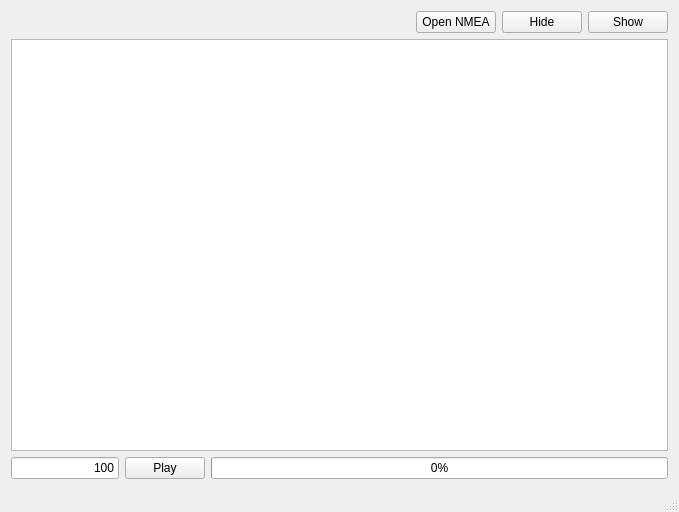
The window that NmeaViewer/mainwindow.ui (CORAL-CMU/Qt) describes before a commit, drawn with Qt 5.
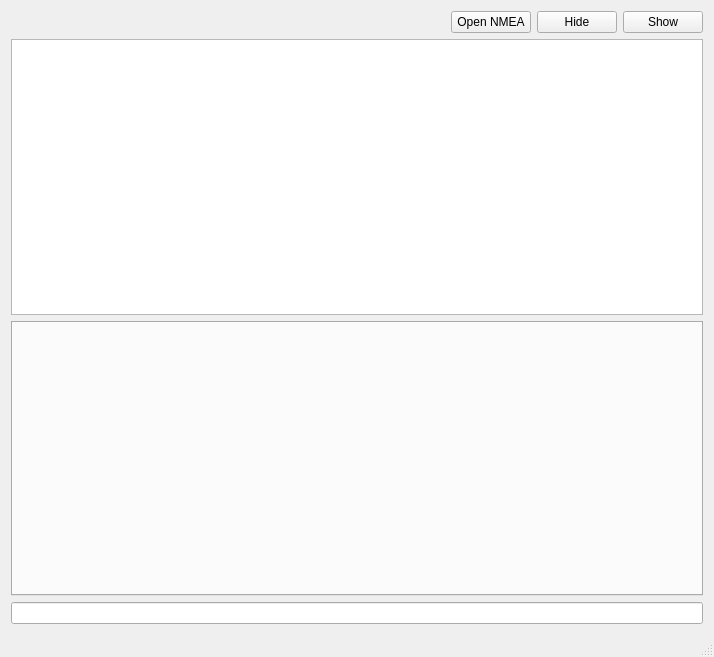
The same window after the commit.

What changed in the file:
```diff
--- a/NmeaViewer/mainwindow.ui
+++ b/NmeaViewer/mainwindow.ui
@@ -6,8 +6,8 @@
    <rect>
     <x>0</x>
     <y>0</y>
-    <width>679</width>
-    <height>512</height>
+    <width>714</width>
+    <height>657</height>
    </rect>
   </property>
   <property name="windowTitle">
@@ -59,38 +59,14 @@
        <widget class="QListWidget" name="nmeas"/>
       </item>
       <item>
-       <layout class="QHBoxLayout" name="horizontalLayout_3">
-        <item>
-         <widget class="QLineEdit" name="interval">
-          <property name="text">
-           <string>100</string>
-          </property>
-          <property name="alignment">
-           <set>Qt::AlignRight|Qt::AlignTrailing|Qt::AlignVCenter</set>
-          </property>
-         </widget>
-        </item>
-        <item>
-         <widget class="QPushButton" name="play">
-          <property name="text">
-           <string>Play</string>
-          </property>
-         </widget>
-        </item>
-        <item>
-         <widget class="QProgressBar" name="progressBar">
-          <property name="sizePolicy">
-           <sizepolicy hsizetype="Expanding" vsizetype="Fixed">
-            <horstretch>1</horstretch>
-            <verstretch>0</verstretch>
-           </sizepolicy>
-          </property>
-          <property name="value">
-           <number>0</number>
-          </property>
-         </widget>
-        </item>
-       </layout>
+       <widget class="QTabWidget" name="tabWidget">
+        <property name="currentIndex">
+         <number>-1</number>
+        </property>
+       </widget>
+      </item>
+      <item>
+       <widget class="QLineEdit" name="value"/>
       </item>
      </layout>
     </item>
```
